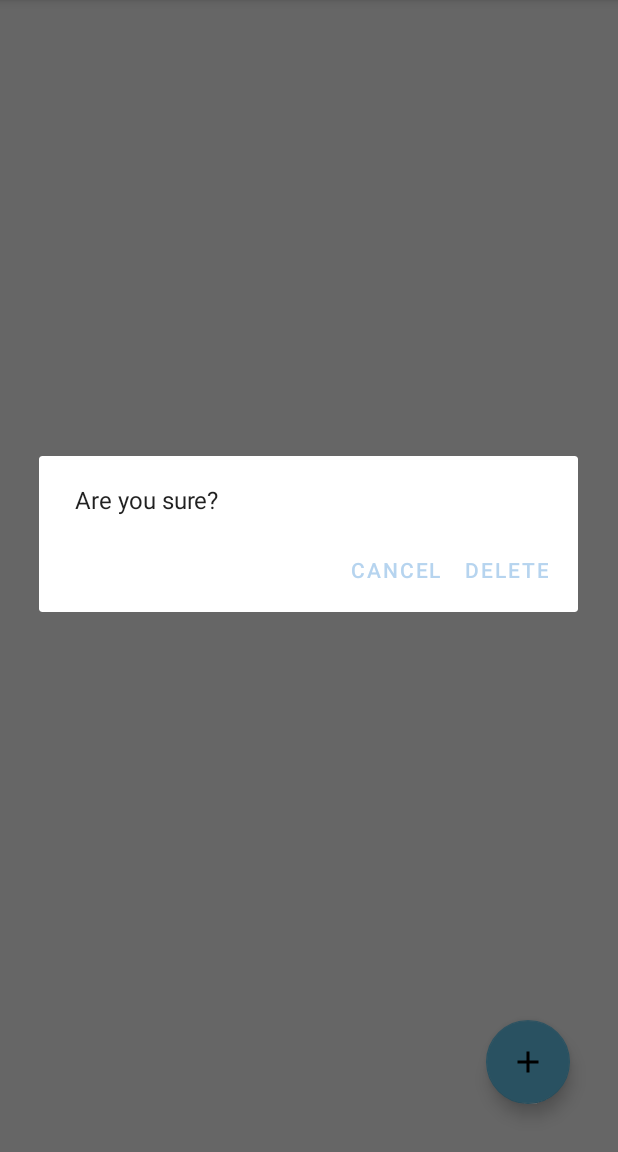
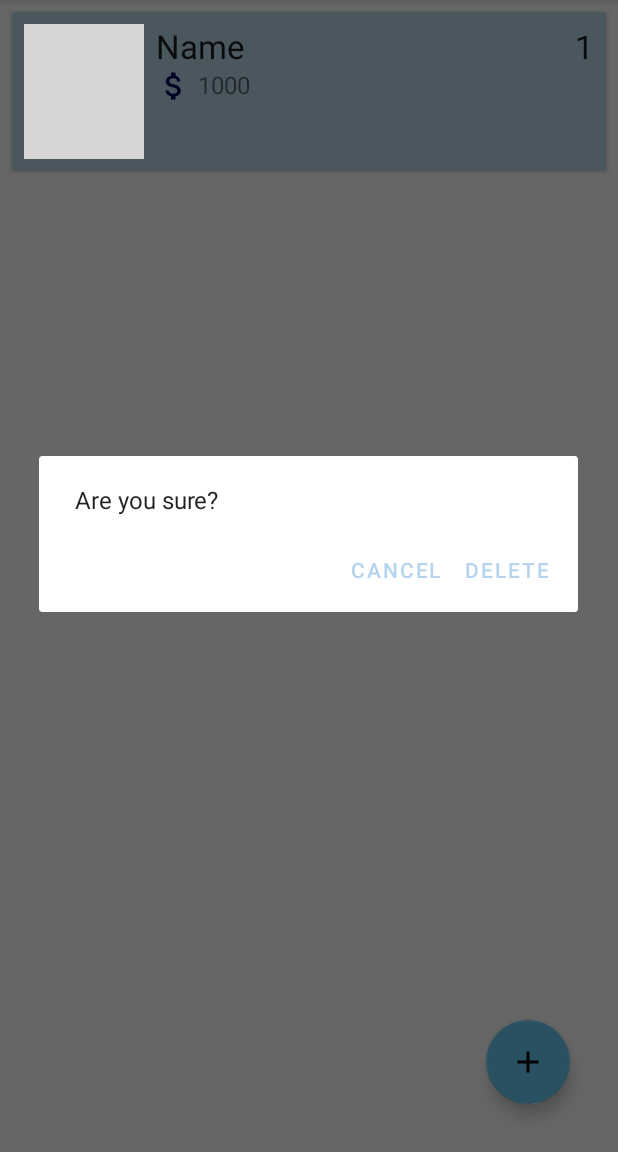
Before and after one commit to AiliMoon/InventoryApp, an Android app: the screen it shows after launch (MainActivity), in the options menu, after a tap on "Delete all items", on a phone screen of 412 x 824 dp, the part 84-1236 px from its top. Run offline under Robolectric (Android 15) with nearby library versions, the phone set to English and light mode, and no system bars; our stand-ins replace Room's generated code; grey boxes are pictures that could not be loaded.

Commit message:
tried to fix bugs related to images

```diff
--- a/app/src/main/java/com/example/android/inventoryapp/Adapter.java
+++ b/app/src/main/java/com/example/android/inventoryapp/Adapter.java
@@ -7,8 +7,6 @@ import android.widget.ImageView;
 import android.widget.TextView;
 
 import androidx.annotation.NonNull;
-import androidx.recyclerview.widget.DiffUtil;
-import androidx.recyclerview.widget.ListAdapter;
 import androidx.recyclerview.widget.RecyclerView;
 import androidx.recyclerview.widget.RecyclerView.ViewHolder;
 
@@ -34,20 +32,14 @@ public class Adapter extends RecyclerView.Adapter<Adapter.Holder>{
     public void onBindViewHolder(@NonNull Holder holder, int position) {
         Item currentItem = items.get(position);
         holder.textView_title.setText(currentItem.getTitle());
-        holder.textView_description.setText(currentItem.getPrice());
-        holder.textView_priority.setText(String.valueOf(currentItem.getQuantity()));
+        holder.textView_price.setText(String.valueOf(currentItem.getPrice()));
+        holder.textView_quantity.setText(String.valueOf(currentItem.getQuantity()));
 
         String image = currentItem.getImage();
-        if (image != null) {
-            Glide.with(holder.imageView_image.getContext())
-                    .load(image)
-                    .into(holder.imageView_image);
-        }
-        else {
-            Glide.with(holder.imageView_image.getContext())
-                    .load(R.drawable.image_no)
-                    .into(holder.imageView_image);
-        }
+
+        Glide.with(holder.imageView_image.getContext())
+                .load(image)
+                .into(holder.imageView_image);
     }
 
     @Override
@@ -66,15 +58,15 @@ public class Adapter extends RecyclerView.Adapter<Adapter.Holder>{
 
     class Holder extends ViewHolder {
         private TextView textView_title;
-        private TextView textView_description;
-        private TextView textView_priority;
+        private TextView textView_price;
+        private TextView textView_quantity;
         private ImageView imageView_image;
 
         public Holder(@NonNull View itemView) {
             super(itemView);
             textView_title = itemView.findViewById(R.id.text_view_title);
-            textView_description = itemView.findViewById(R.id.text_view_description);
-            textView_priority = itemView.findViewById(R.id.text_view_priority);
+            textView_price = itemView.findViewById(R.id.text_view_description);
+            textView_quantity = itemView.findViewById(R.id.text_view_priority);
             imageView_image = itemView.findViewById(R.id.image_view);
 
             itemView.setOnClickListener(v -> {
--- a/app/src/main/java/com/example/android/inventoryapp/AddEditItemActivity.java
+++ b/app/src/main/java/com/example/android/inventoryapp/AddEditItemActivity.java
@@ -1,6 +1,7 @@
 package com.example.android.inventoryapp;
 
 import androidx.annotation.NonNull;
+import androidx.annotation.Nullable;
 import androidx.appcompat.app.AppCompatActivity;
 import androidx.core.content.FileProvider;
 
@@ -14,7 +15,7 @@ import android.provider.MediaStore;
 import android.view.Menu;
 import android.view.MenuInflater;
 import android.view.MenuItem;
-import android.view.View;
+import android.widget.Button;
 import android.widget.EditText;
 import android.widget.ImageView;
 import android.widget.Toast;
@@ -34,15 +35,19 @@ public class AddEditItemActivity extends AppCompatActivity {
     public static final String EXTRA_QUANTITY = "com.example.android.inventoryapp.EXTRA_QUANTITY";
     public static final String EXTRA_IMAGE = "com.example.android.inventoryapp.EXTRA_IMAGE";
 
+    public static final int REQUEST_TAKE_IMAGE = 1;
+
     private EditText editTextNameOfProduct;
     private EditText editTextPrice;
-    private EditText priorityQuantity;
-    private ImageView image;
+    private EditText quantity;
+    private ImageView imageViewImage;
     private String imagePath;
+    private Button button;
 
     File imageFile = null;
-
-    public static final int REQUEST_TAKE_PHOTO = 1;
+    File directory;
+    Uri imageUri;
+    private Bitmap bitmapImage = null;
 
     @Override
     protected void onCreate(Bundle savedInstanceState) {
@@ -51,44 +56,69 @@ public class AddEditItemActivity extends AppCompatActivity {
 
         editTextNameOfProduct = findViewById(R.id.edit_text_name);
         editTextPrice = findViewById(R.id.price);
-        priorityQuantity = findViewById(R.id.quantity);
-        image = findViewById(R.id.image_view);
+        quantity = findViewById(R.id.quantity);
+        imageViewImage = findViewById(R.id.image_view);
+        button = findViewById(R.id.button);
 
         getSupportActionBar().setHomeAsUpIndicator(R.drawable.ic_close);
+        getSupportActionBar().setDisplayHomeAsUpEnabled(true);
 
         Intent intent = getIntent();
-
-        if (intent.hasExtra(EXTRA_ID)) {
+        if(intent.hasExtra(EXTRA_ID)) {
             setTitle("Edit Item");
             editTextNameOfProduct.setText(intent.getStringExtra(EXTRA_NAME));
-            editTextPrice.setText(intent.getStringExtra(EXTRA_PRICE));
-            priorityQuantity.setText(intent.getStringExtra(EXTRA_QUANTITY));
+            editTextPrice.setText(String.valueOf(intent.getIntExtra(EXTRA_PRICE, 1)));
+            quantity.setText(String.valueOf(intent.getIntExtra(EXTRA_QUANTITY, 1)));
 
             imagePath = intent.getStringExtra(EXTRA_IMAGE);
             Bitmap map = BitmapFactory.decodeFile(imagePath);
-            image.setImageBitmap(map);
+            imageViewImage.setImageBitmap(map);
         } else {
             setTitle("Add Item");
         }
+
+        button.setOnClickListener(v -> {
+            Intent cameraIntent = new Intent(MediaStore.ACTION_IMAGE_CAPTURE);
+            if (cameraIntent.resolveActivity(getPackageManager()) != null) {
+                try {
+                    imageFile = getImageFile();
+                } catch (IOException e) {
+                    e.printStackTrace();
+                }
+
+                if (imageFile != null) {
+                    imageUri = FileProvider.getUriForFile(this,
+                            "com.example.android.fileProvider", imageFile);
+                    cameraIntent.putExtra(MediaStore.EXTRA_OUTPUT, imageUri);
+                }
+                startActivityForResult(cameraIntent, REQUEST_TAKE_IMAGE);
+            }
+        });
     }
 
+    @Override
+    protected void onActivityResult(int requestCode, int resultCode, @Nullable Intent data) {
+        super.onActivityResult(requestCode, resultCode, data);
+        if (requestCode == REQUEST_TAKE_IMAGE && resultCode == RESULT_OK) {
+            Glide.with(this).load(imageFile.getAbsolutePath()).into(imageViewImage);
+        }
+    }
 
-    private void saveItem() {
+    public void saveItem() {
         String name = editTextNameOfProduct.getText().toString();
-        String price = editTextPrice.getText().toString();
-        String quantity = priorityQuantity.getText().toString();
-
-        if(name.trim().isEmpty() || price.trim().isEmpty() || quantity.trim().isEmpty()) {
-            Toast.makeText(this, "Please fill all empty fields", Toast.LENGTH_SHORT).show();
+        if (name.trim().isEmpty()) {
+            Toast.makeText(this, "Please insert name of the product", Toast.LENGTH_SHORT).show();
             return;
         }
+        String price = editTextPrice.getText().toString();
+        String quantityOfItems = quantity.getText().toString();
 
-        String image = imagePath;
+        String image = imageUri.toString();
 
         Intent data = new Intent();
         data.putExtra(EXTRA_NAME, name);
         data.putExtra(EXTRA_PRICE, price);
-        data.putExtra(EXTRA_QUANTITY, quantity);
+        data.putExtra(EXTRA_QUANTITY, quantityOfItems);
         data.putExtra(EXTRA_IMAGE, image);
 
         int id = getIntent().getIntExtra(EXTRA_ID, -1);
@@ -98,33 +128,6 @@ public class AddEditItemActivity extends AppCompatActivity {
 
         setResult(RESULT_OK, data);
         finish();
-    }
-
-    public void setImage(View view) {
-        Intent cameraIntent = new Intent(MediaStore.ACTION_IMAGE_CAPTURE);
-        if (cameraIntent.resolveActivity(getPackageManager()) != null) {
-            try {
-                imageFile = getImageFile();
-            } catch(IOException e) {
-                e.printStackTrace();
-            }
-            if (imageFile != null) {
-                Uri imageUri = FileProvider.getUriForFile(this, "com.example.android.fileProvider", imageFile);
-                cameraIntent.putExtra(MediaStore.EXTRA_OUTPUT, imageUri);
-                Glide.with(this).load(imageFile).into(image);
-                startActivityForResult(cameraIntent, REQUEST_TAKE_PHOTO);
-            }
-        }
-    }
-
-    private File getImageFile() throws IOException {
-        String time = new SimpleDateFormat("yyyyMMdd_HHmmss").format(new Date());
-        String name = "JPEG_" + time + "_";
-        File directory = getExternalFilesDir(Environment.DIRECTORY_PICTURES);
-
-        File imageFile = File.createTempFile(name, ".jpg", directory);
-        imagePath = imageFile.getAbsolutePath();
-        return imageFile;
     }
 
     @Override
@@ -144,4 +147,14 @@ public class AddEditItemActivity extends AppCompatActivity {
                 return super.onOptionsItemSelected(item);
         }
     }
+
+    private File getImageFile() throws IOException {
+        String time = new SimpleDateFormat("yyyyMMdd_HHmmss").format(new Date());
+        String name = "jpg_" + time + "_";
+        directory = getExternalFilesDir(Environment.DIRECTORY_PICTURES);
+
+        imageFile = File.createTempFile(name, ".jpg", directory);
+        imagePath = imageFile.getAbsolutePath();
+        return imageFile;
+    }
 }
--- a/app/src/main/java/com/example/android/inventoryapp/Item.java
+++ b/app/src/main/java/com/example/android/inventoryapp/Item.java
@@ -11,13 +11,13 @@ public class Item {
 
     private String title;
 
-    private String price;
+    private int price;
 
-    private String quantity;
+    private int quantity;
 
     private String image;
 
-    public Item(String title, String price, String quantity, String image) {
+    public Item(String title, int price, int quantity, String image) {
         this.title = title;
         this.price = price;
         this.quantity = quantity;
@@ -36,11 +36,11 @@ public class Item {
         return title;
     }
 
-    public String getPrice() {
+    public int getPrice() {
         return price;
     }
 
-    public String getQuantity() {
+    public int getQuantity() {
         return quantity;
     }
 
--- a/app/src/main/java/com/example/android/inventoryapp/ItemDataBase.java
+++ b/app/src/main/java/com/example/android/inventoryapp/ItemDataBase.java
@@ -9,7 +9,7 @@ import androidx.room.Room;
 import androidx.room.RoomDatabase;
 import androidx.sqlite.db.SupportSQLiteDatabase;
 
-@Database(entities = {Item.class}, version = 1, exportSchema = false)
+@Database(entities = Item.class, version = 1, exportSchema = false)
 public abstract class ItemDataBase extends RoomDatabase {
     // same instance
     private static ItemDataBase instance;
@@ -20,10 +20,32 @@ public abstract class ItemDataBase extends RoomDatabase {
         if (instance == null) {
             instance = Room.databaseBuilder(context.getApplicationContext(),
                     ItemDataBase.class, "item_database")
-                    .allowMainThreadQueries()
                     .fallbackToDestructiveMigration()
+                    .addCallback(roomCallBack)
                     .build();
         }
         return instance;
     }
+
+    private static RoomDatabase.Callback roomCallBack = new RoomDatabase.Callback() {
+        @Override
+        public void onCreate(@NonNull SupportSQLiteDatabase db) {
+            super.onCreate(db);
+            new populateDbAsyncTask(instance).execute();
+        }
+    };
+
+    private static class populateDbAsyncTask extends AsyncTask<Void, Void, Void> {
+        private ItemDao itemDao;
+
+        private populateDbAsyncTask(ItemDataBase db) {
+            itemDao = db.itemDao();
+        }
+
+        @Override
+        protected Void doInBackground(Void... voids) {
+            itemDao.insert(new Item("Name", 1000, 1, ""));
+            return null;
+        }
+    }
 }
--- a/app/src/main/java/com/example/android/inventoryapp/MainActivity.java
+++ b/app/src/main/java/com/example/android/inventoryapp/MainActivity.java
@@ -9,6 +9,7 @@ import androidx.recyclerview.widget.ItemTouchHelper;
 import androidx.recyclerview.widget.LinearLayoutManager;
 import androidx.recyclerview.widget.RecyclerView;
 
+import android.annotation.SuppressLint;
 import android.app.AlertDialog;
 import android.content.Intent;
 import android.os.Build;
@@ -43,7 +44,7 @@ public class MainActivity extends AppCompatActivity {
         recyclerView.setLayoutManager(new LinearLayoutManager(this));
         recyclerView.setHasFixedSize(true);
 
-        final Adapter adapter = new Adapter();
+        Adapter adapter = new Adapter();
         recyclerView.setAdapter(adapter);
 
         viewModel = new ViewModelProvider(this, ViewModelProvider.AndroidViewModelFactory.getInstance(this.getApplication())).get(ViewModel.class);
@@ -90,8 +91,8 @@ public class MainActivity extends AppCompatActivity {
         if (requestCode == ADD_ITEM_REQUEST && resultCode == RESULT_OK) {
 
             String name = data.getStringExtra(AddEditItemActivity.EXTRA_NAME);
-            String price = data.getStringExtra(AddEditItemActivity.EXTRA_PRICE);
-            String quantity = data.getStringExtra(AddEditItemActivity.EXTRA_QUANTITY);
+            int price = data.getIntExtra(AddEditItemActivity.EXTRA_PRICE, 1);
+            int quantity = data.getIntExtra(AddEditItemActivity.EXTRA_QUANTITY, 1);
             String image = data.getStringExtra(AddEditItemActivity.EXTRA_IMAGE);
 
             Item item = new Item(name, price, quantity, image);
@@ -108,8 +109,8 @@ public class MainActivity extends AppCompatActivity {
             }
 
             String name = data.getStringExtra(AddEditItemActivity.EXTRA_NAME);
-            String price = data.getStringExtra(AddEditItemActivity.EXTRA_PRICE);
-            String quantity = data.getStringExtra(AddEditItemActivity.EXTRA_QUANTITY);
+            int price = data.getIntExtra(AddEditItemActivity.EXTRA_PRICE, 1);
+            int quantity = data.getIntExtra(AddEditItemActivity.EXTRA_QUANTITY, 1);
             String image = data.getStringExtra(AddEditItemActivity.EXTRA_IMAGE);
 
             Item item = new Item(name, price, quantity, image);
@@ -129,18 +130,17 @@ public class MainActivity extends AppCompatActivity {
         return true;
     }
 
+    @SuppressLint("NonConstantResourceId")
     @Override
     public boolean onOptionsItemSelected(@NonNull MenuItem item) {
-        switch (item.getItemId()) {
-            case R.id.delete_all_items:
-                AlertDialog.Builder builder = new AlertDialog.Builder(this);
-                builder.setMessage(R.string.are_you_sure)
-                        .setPositiveButton(R.string.delete, (dialog, id) -> viewModel.deleteAllItems())
-                        .setNegativeButton(R.string.cancel, (dialog, id) -> dialog.cancel());
-                builder.create().show();
-                return true;
-            default:
-                return super.onOptionsItemSelected(item);
+        if (item.getItemId() == R.id.delete_all_items) {
+            AlertDialog.Builder builder = new AlertDialog.Builder(MainActivity.this);
+            builder.setMessage(R.string.are_you_sure)
+                    .setPositiveButton(R.string.delete, (dialog, id) -> viewModel.deleteAllItems())
+                    .setNegativeButton(R.string.cancel, (dialog, id) -> dialog.cancel());
+            builder.create().show();
+            return true;
         }
+        return super.onOptionsItemSelected(item);
     }
 }
--- a/app/src/main/res/layout/activity_add_item.xml
+++ b/app/src/main/res/layout/activity_add_item.xml
@@ -18,7 +18,6 @@
 
     <Button
         android:id="@+id/button"
-        android:onClick="setImage"
         android:layout_width="match_parent"
         android:layout_height="wrap_content"
         android:layout_marginTop="16dp"
```
Also changed, not shown: app/src/main/AndroidManifest.xml (+6 -4 lines).
